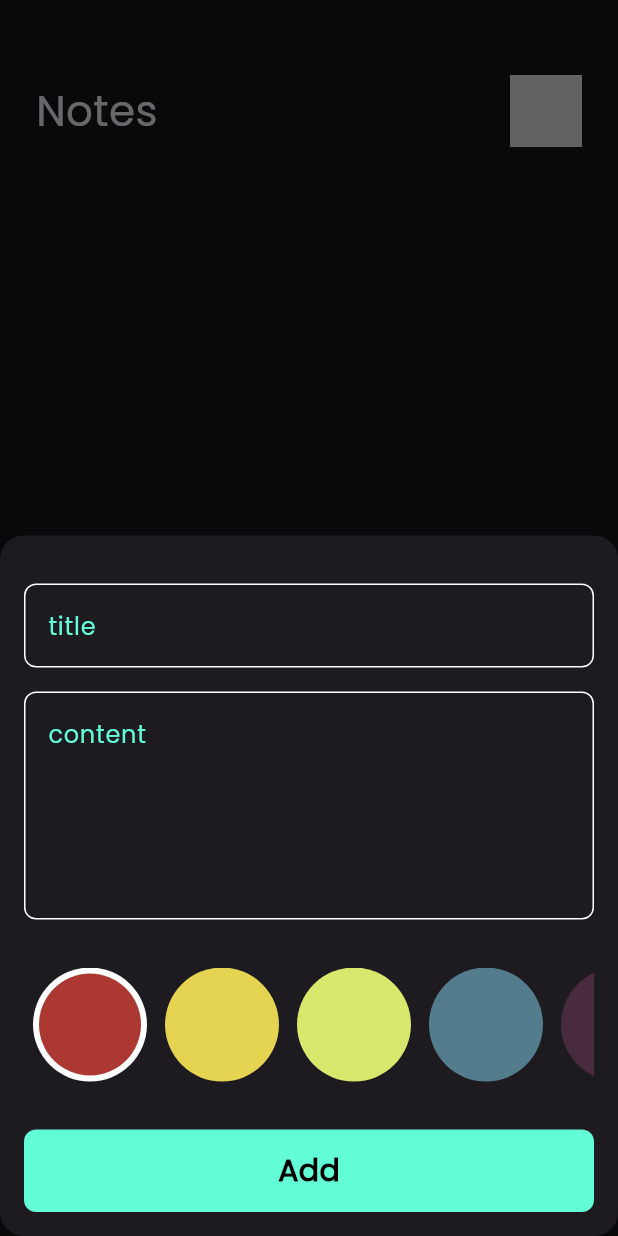
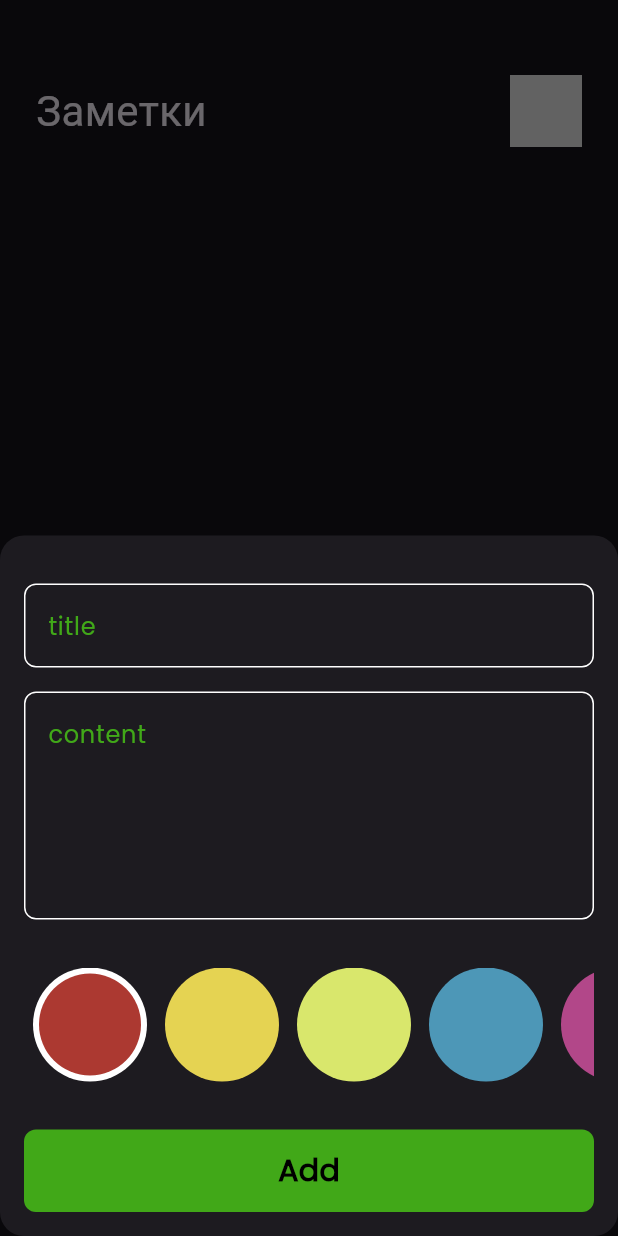
Before and after one commit to Stuard256/notes, a Flutter app: the screen it shows after launch, after a tap on the "add" icon, on a phone screen of 412 x 824 dp. Run offline on Flutter 3.47's test engine with Material 3 defaults, Android fonts, the phone set to English and light mode, and no system bars; our stand-ins replace bloc, flutter_bloc, hive, hive_flutter; accounts and stored records are empty.

Commit message:
minor app color changes

```diff
--- a/lib/constants.dart
+++ b/lib/constants.dart
@@ -1,11 +1,13 @@
 import 'package:flutter/animation.dart';
 
-const kPrimaryColor = Color(0xff62FCD7);
+const kPrimaryColor = Color(0xd847c217);
 const kNotesBox = 'notes_box';
+const kTitle = 'Заметки';
 List<Color> kColors = const [
   Color(0xffAC3931),
   Color(0xffE5D352),
   Color(0xffD9E76C),
-  Color(0xff537D8D),
-  Color(0xff482C3D),
+  Color(0xff4d97b7),
+  Color(0xffb24789),
+  Color(0xff3aab46)
 ];
--- a/lib/views/widgets/notes_view_body.dart
+++ b/lib/views/widgets/notes_view_body.dart
@@ -1,6 +1,7 @@
 import 'package:flutter/material.dart';
 import 'package:flutter_bloc/flutter_bloc.dart';
 
+import '../../constants.dart';
 import '../../cubits/notes_cubit/notes_cubit.dart';
 import 'custom_app_bar.dart';
 import 'notes_list_view.dart';
@@ -29,7 +30,7 @@ class _NotesViewBodyState extends State<NotesViewBody> {
             height: 50,
           ),
           CustomAppBar(
-            title: 'Notes',
+            title: kTitle,
             icon: Icons.search,
           ),
           Expanded(
```
